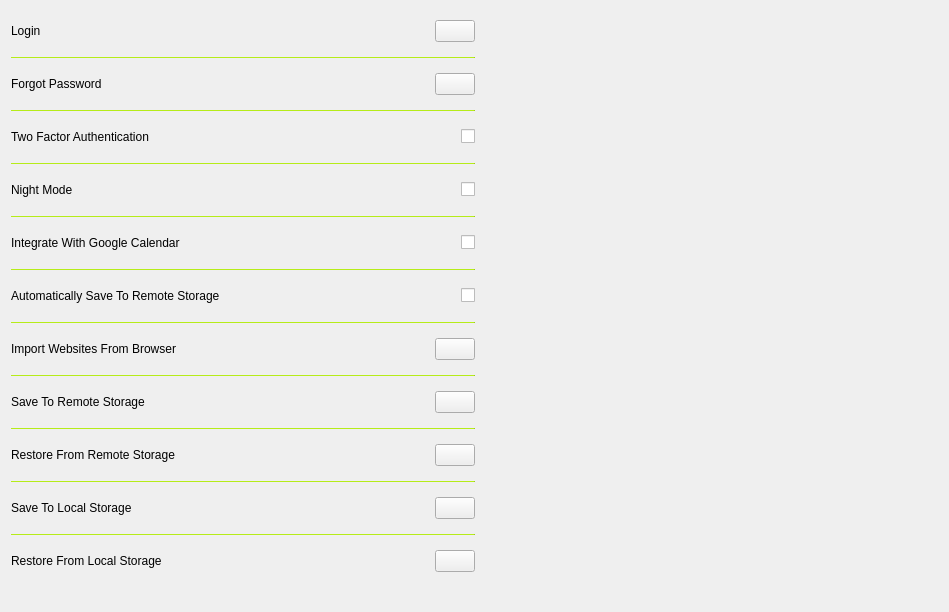
The window that designs/xml/settings_tab.ui (daniel-deru/WorkMate-3.0) describes before a commit, drawn with Qt 5.
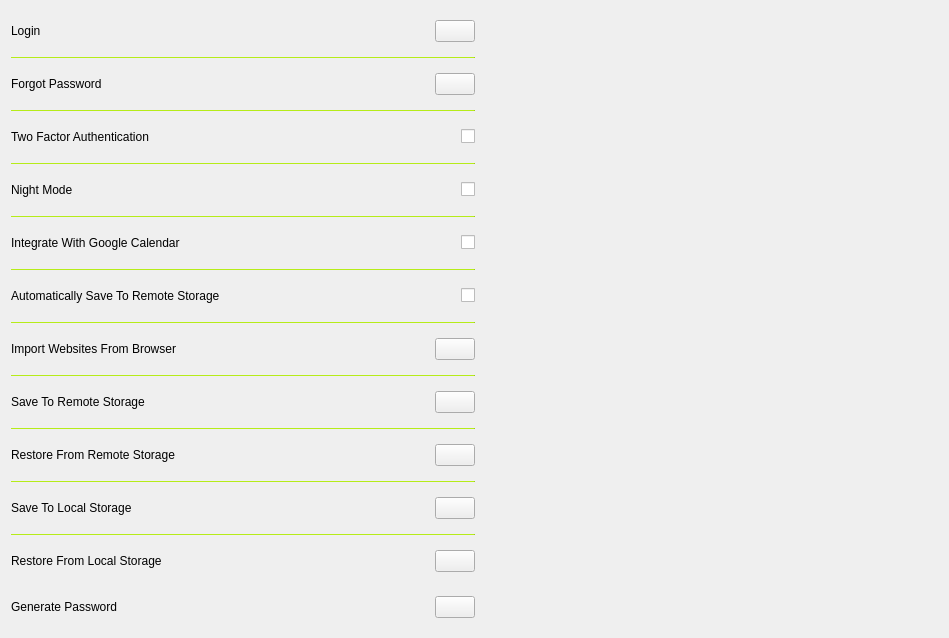
The same window after the commit.

Commit message: added generate password window

```diff
--- a/designs/xml/settings_tab.ui
+++ b/designs/xml/settings_tab.ui
@@ -641,6 +641,39 @@
        </item>
       </layout>
      </item>
+     <item>
+      <layout class="QHBoxLayout" name="horizontalLayout_12">
+       <item>
+        <widget class="QLabel" name="lbl_generate_password">
+         <property name="sizePolicy">
+          <sizepolicy hsizetype="Expanding" vsizetype="Preferred">
+           <horstretch>0</horstretch>
+           <verstretch>0</verstretch>
+          </sizepolicy>
+         </property>
+         <property name="minimumSize">
+          <size>
+           <width>0</width>
+           <height>40</height>
+          </size>
+         </property>
+         <property name="text">
+          <string>Generate Password</string>
+         </property>
+        </widget>
+       </item>
+       <item>
+        <widget class="QPushButton" name="btn_generate_password">
+         <property name="cursor">
+          <cursorShape>PointingHandCursor</cursorShape>
+         </property>
+         <property name="text">
+          <string/>
+         </property>
+        </widget>
+       </item>
+      </layout>
+     </item>
     </layout>
    </item>
    <item>
```
The commit also changes 18 other files.
